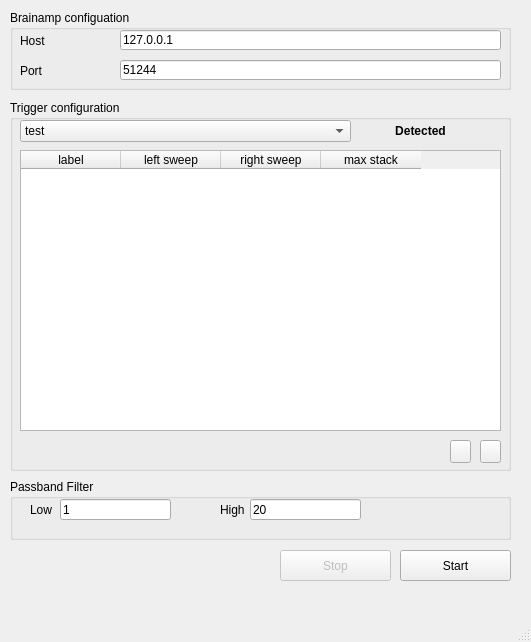
First picture: the form in pybart/cp.ui, repository felixcapuano/pybart, before the edit.
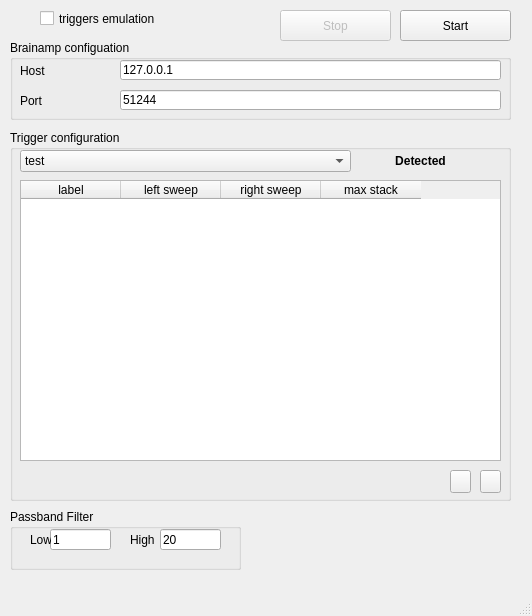
Second picture: the form after the edit. Icons and pictures are not drawn.

```diff
--- a/pybart/cp.ui
+++ b/pybart/cp.ui
@@ -6,8 +6,8 @@
    <rect>
     <x>0</x>
     <y>0</y>
-    <width>531</width>
-    <height>642</height>
+    <width>532</width>
+    <height>616</height>
    </rect>
   </property>
   <property name="contextMenuPolicy">
@@ -21,7 +21,7 @@
     <property name="geometry">
      <rect>
       <x>10</x>
-      <y>10</y>
+      <y>40</y>
       <width>501</width>
       <height>80</height>
      </rect>
@@ -86,7 +86,7 @@
     <property name="geometry">
      <rect>
       <x>10</x>
-      <y>100</y>
+      <y>130</y>
       <width>501</width>
       <height>371</height>
      </rect>
@@ -200,7 +200,7 @@
     <property name="geometry">
      <rect>
       <x>400</x>
-      <y>550</y>
+      <y>10</y>
       <width>111</width>
       <height>31</height>
      </rect>
@@ -216,7 +216,7 @@
     <property name="geometry">
      <rect>
       <x>280</x>
-      <y>550</y>
+      <y>10</y>
       <width>111</width>
       <height>31</height>
      </rect>
@@ -238,8 +238,8 @@
     <property name="geometry">
      <rect>
       <x>10</x>
-      <y>479</y>
-      <width>501</width>
+      <y>509</y>
+      <width>231</width>
       <height>61</height>
      </rect>
     </property>
@@ -249,9 +249,9 @@
     <widget class="QLineEdit" name="line_low_freq">
      <property name="geometry">
       <rect>
-       <x>50</x>
+       <x>40</x>
        <y>20</y>
-       <width>111</width>
+       <width>61</width>
        <height>21</height>
       </rect>
      </property>
@@ -262,9 +262,9 @@
     <widget class="QLineEdit" name="line_high_freq">
      <property name="geometry">
       <rect>
-       <x>240</x>
+       <x>150</x>
        <y>20</y>
-       <width>111</width>
+       <width>61</width>
        <height>21</height>
       </rect>
      </property>
@@ -277,7 +277,7 @@
       <rect>
        <x>20</x>
        <y>20</y>
-       <width>31</width>
+       <width>21</width>
        <height>21</height>
       </rect>
      </property>
@@ -288,7 +288,7 @@
     <widget class="QLabel" name="label_high">
      <property name="geometry">
       <rect>
-       <x>210</x>
+       <x>120</x>
        <y>20</y>
        <width>31</width>
        <height>21</height>
@@ -299,6 +299,19 @@
      </property>
     </widget>
    </widget>
+   <widget class="QCheckBox" name="checkBox_trigEmul">
+    <property name="geometry">
+     <rect>
+      <x>40</x>
+      <y>10</y>
+      <width>131</width>
+      <height>17</height>
+     </rect>
+    </property>
+    <property name="text">
+     <string>triggers emulation</string>
+    </property>
+   </widget>
   </widget>
   <widget class="QMenuBar" name="menubar">
    <property name="geometry">
```
Left out of the diff: 4 changed lines with no effect on the pictures.
